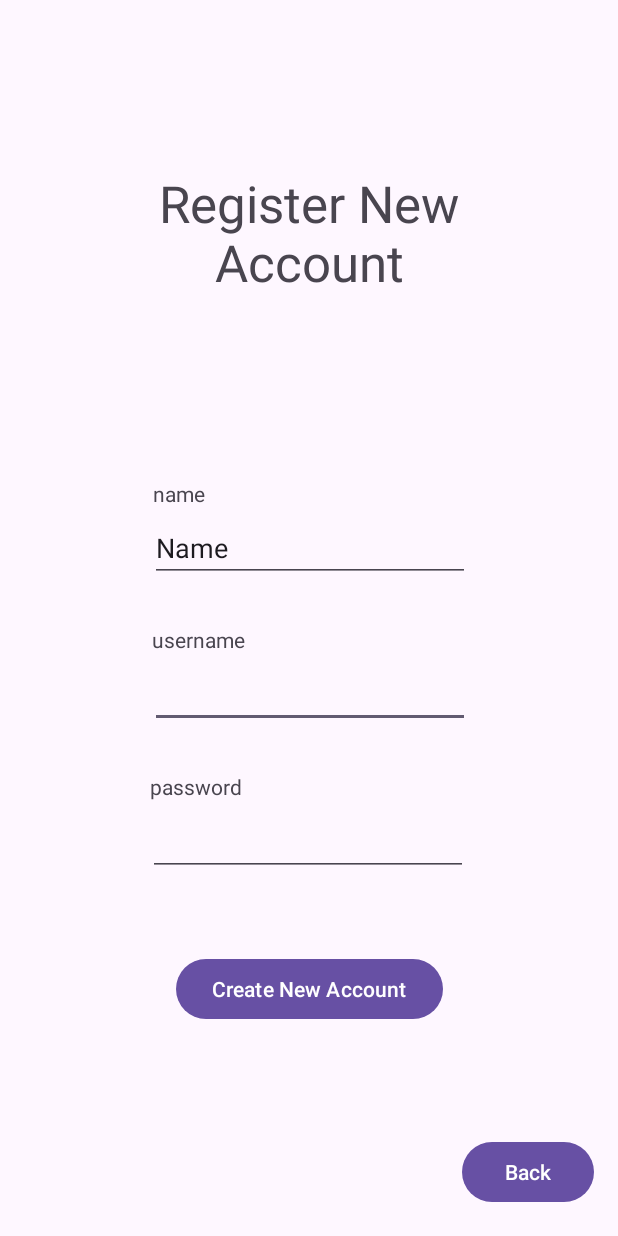
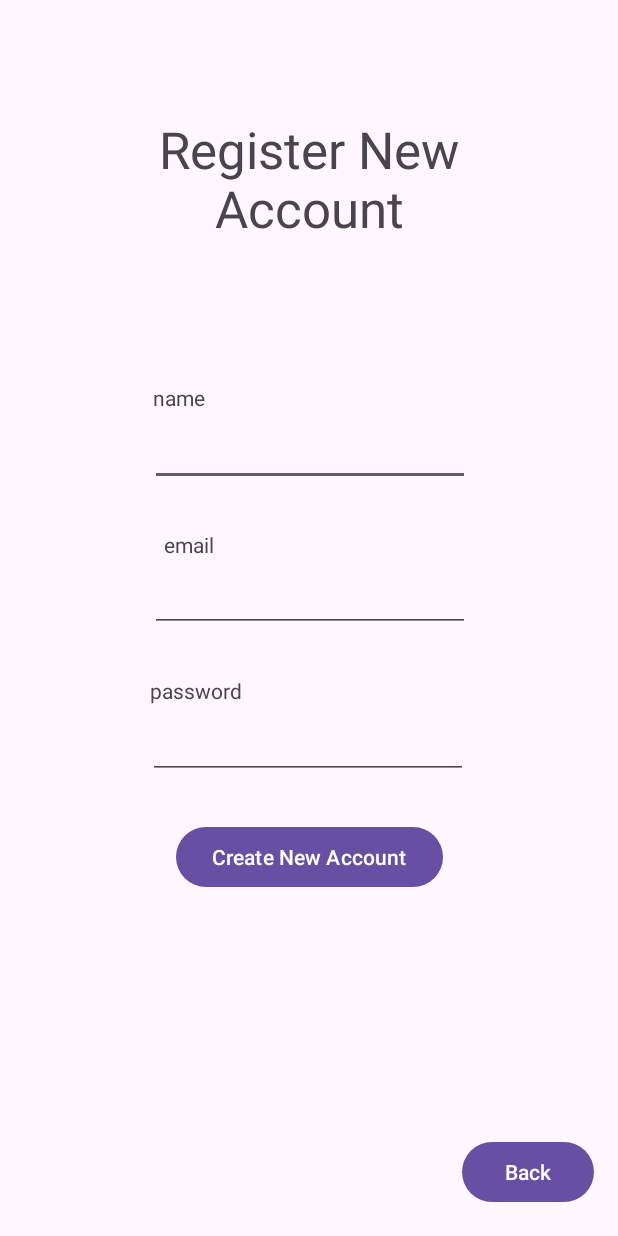
Before and after one commit to l89umbc/AGA, an Android app: the RegisterActivity screen opened directly, with no data from a screen before it, on a phone screen of 412 x 824 dp. Run offline under Robolectric (Android 15) with nearby library versions, the phone set to English and light mode, and no system bars; libraries missing offline, so code that uses them is left out: com.amplifyframework, com.amplifyframework.auth, com.amplifyframework.core.

Commit message:
amplify auth implemented

```diff
--- a/app/src/main/java/com/example/anonymousgradingapplication/RegisterActivity.java
+++ b/app/src/main/java/com/example/anonymousgradingapplication/RegisterActivity.java
@@ -3,13 +3,22 @@ package com.example.anonymousgradingapplication;
 import androidx.appcompat.app.AppCompatActivity;
 
 import android.os.Bundle;
+import android.util.Log;
 import android.view.View;
 import android.widget.Button;
+import android.widget.EditText;
+import android.widget.TextView;
+
+import com.amplifyframework.auth.AuthUserAttributeKey;
+import com.amplifyframework.auth.options.AuthSignUpOptions;
+import com.amplifyframework.core.Amplify;
+
+import org.w3c.dom.Text;
 
 public class RegisterActivity extends AppCompatActivity {
-
-    private Button backButton;
-    private Button createButton;
+    private Button createButton, confirmButton, backButton;
+    private EditText nameText, emailText, passText, codeText;
+    private TextView codeLabel;
 
     @Override
     protected void onCreate(Bundle savedInstanceState) {
@@ -18,10 +27,55 @@ public class RegisterActivity extends AppCompatActivity {
 
         backButton = (Button) findViewById(R.id.backRegisterButton);
         createButton = (Button) findViewById(R.id.buttonCreateAccount);
+        confirmButton = (Button) findViewById(R.id.buttonConfirmRegister);
+        nameText = (EditText) findViewById(R.id.editTextRegisterName);
+        emailText = (EditText) findViewById(R.id.editTextRegisterUsername);
+        passText = (EditText) findViewById(R.id.editTextRegisterPassword);
+        codeText = (EditText) findViewById(R.id.editTextConfirmCode);
+        codeLabel = (TextView) findViewById(R.id.confirmationCodeLabel);
 
         createButton.setOnClickListener(new View.OnClickListener() {
             @Override
             public void onClick(View v) {
+                if(passText.getText().toString().trim().length() == 0 || emailText.getText().toString().trim().length() == 0)
+                {
+                    return;
+                }
+
+                AuthSignUpOptions options = AuthSignUpOptions.builder()
+                        .userAttribute(AuthUserAttributeKey.email(), emailText.getText().toString())
+                        .build();
+
+                Amplify.Auth.signUp(
+                        emailText.getText().toString(),
+                        passText.getText().toString(),
+                        options, result->{
+                            Log.i("AmplifyRegister", "Result:" + result.toString());
+                            Log.i("AmplifyRegister", "User: " + emailText.getText().toString() +
+                                    " Pass: " + passText.getText().toString());
+                            }
+                        ,
+                        error -> Log.e("AmplifyRegister", "Result" + error.toString())
+                );
+                codeText.setVisibility(View.VISIBLE);
+                codeLabel.setVisibility(View.VISIBLE);
+                confirmButton.setVisibility(View.VISIBLE);
+            }
+        });
+
+        confirmButton.setOnClickListener(new View.OnClickListener() {
+            @Override
+            public void onClick(View v) {
+
+                if(codeText.getText().toString().trim().length() == 0 || emailText.getText().toString().trim().length() == 0)
+                {
+                    return;
+                }
+                Amplify.Auth.confirmSignUp(emailText.getText().toString(),
+                        codeText.getText().toString(),
+                        result -> Log.i("AmplifyRegister", "Result: " + result.toString()),
+                        error -> Log.e("AmplifyRegister", "Result" + error.toString()));
+
                 finish();
             }
         });
--- a/app/src/main/res/layout/activity_login.xml
+++ b/app/src/main/res/layout/activity_login.xml
@@ -20,7 +20,7 @@
         app:layout_constraintVertical_bias="0.163" />
 
     <EditText
-        android:id="@+id/editTextUsername"
+        android:id="@+id/editTextLoginUsername"
         android:layout_width="wrap_content"
         android:layout_height="wrap_content"
         android:ems="10"
@@ -31,7 +31,7 @@
         app:layout_constraintTop_toTopOf="parent" />
 
     <EditText
-        android:id="@+id/editTextPassword"
+        android:id="@+id/editTextLoginPassword"
         android:layout_width="wrap_content"
         android:layout_height="wrap_content"
         android:ems="10"
--- a/app/src/main/res/layout/activity_register.xml
+++ b/app/src/main/res/layout/activity_register.xml
@@ -17,10 +17,21 @@
         app:layout_constraintEnd_toEndOf="parent"
         app:layout_constraintStart_toStartOf="parent"
         app:layout_constraintTop_toTopOf="parent"
-        app:layout_constraintVertical_bias="0.163" />
+        app:layout_constraintVertical_bias="0.111" />
+
+    <Button
+        android:id="@+id/buttonCreateAccount"
+        android:layout_width="wrap_content"
+        android:layout_height="wrap_content"
+        android:text="Create New Account"
+        app:layout_constraintBottom_toBottomOf="parent"
+        app:layout_constraintEnd_toEndOf="parent"
+        app:layout_constraintStart_toStartOf="parent"
+        app:layout_constraintTop_toTopOf="parent"
+        app:layout_constraintVertical_bias="0.705" />
 
     <EditText
-        android:id="@+id/editTextUsername"
+        android:id="@+id/editTextRegisterName"
         android:layout_width="wrap_content"
         android:layout_height="wrap_content"
         android:ems="10"
@@ -30,32 +41,32 @@
         app:layout_constraintHorizontal_bias="0.502"
         app:layout_constraintStart_toStartOf="parent"
         app:layout_constraintTop_toTopOf="parent"
-        app:layout_constraintVertical_bias="0.565" />
+        app:layout_constraintVertical_bias="0.358" />
 
     <TextView
-        android:id="@+id/userLabel"
+        android:id="@+id/nameLabel"
         android:layout_width="wrap_content"
         android:layout_height="wrap_content"
-        android:text="username"
+        android:text="name"
         app:layout_constraintBottom_toBottomOf="parent"
         app:layout_constraintEnd_toEndOf="parent"
-        app:layout_constraintHorizontal_bias="0.289"
+        app:layout_constraintHorizontal_bias="0.271"
         app:layout_constraintStart_toStartOf="parent"
         app:layout_constraintTop_toTopOf="parent"
-        app:layout_constraintVertical_bias="0.518" />
+        app:layout_constraintVertical_bias="0.317" />
 
     <EditText
-        android:id="@+id/editTextPassword"
+        android:id="@+id/editTextRegisterUsername"
         android:layout_width="wrap_content"
         android:layout_height="wrap_content"
         android:ems="10"
-        android:inputType="textPassword"
+        android:inputType="textEmailAddress"
         app:layout_constraintBottom_toBottomOf="parent"
         app:layout_constraintEnd_toEndOf="parent"
-        app:layout_constraintHorizontal_bias="0.497"
+        app:layout_constraintHorizontal_bias="0.502"
         app:layout_constraintStart_toStartOf="parent"
         app:layout_constraintTop_toTopOf="parent"
-        app:layout_constraintVertical_bias="0.692" />
+        app:layout_constraintVertical_bias="0.483" />
 
     <TextView
         android:id="@+id/passwordLabel"
@@ -67,44 +78,32 @@
         app:layout_constraintHorizontal_bias="0.286"
         app:layout_constraintStart_toStartOf="parent"
         app:layout_constraintTop_toTopOf="parent"
-        app:layout_constraintVertical_bias="0.64" />
-
-    <Button
-        android:id="@+id/buttonCreateAccount"
-        android:layout_width="wrap_content"
-        android:layout_height="wrap_content"
-        android:text="Create New Account"
-        app:layout_constraintBottom_toBottomOf="parent"
-        app:layout_constraintEnd_toEndOf="parent"
-        app:layout_constraintStart_toStartOf="parent"
-        app:layout_constraintTop_toTopOf="parent"
-        app:layout_constraintVertical_bias="0.819" />
+        app:layout_constraintVertical_bias="0.56" />
 
     <EditText
-        android:id="@+id/editTextName"
+        android:id="@+id/editTextRegisterPassword"
         android:layout_width="wrap_content"
         android:layout_height="wrap_content"
         android:ems="10"
-        android:inputType="text"
-        android:text="Name"
+        android:inputType="textPassword"
         app:layout_constraintBottom_toBottomOf="parent"
         app:layout_constraintEnd_toEndOf="parent"
-        app:layout_constraintHorizontal_bias="0.502"
+        app:layout_constraintHorizontal_bias="0.497"
         app:layout_constraintStart_toStartOf="parent"
         app:layout_constraintTop_toTopOf="parent"
-        app:layout_constraintVertical_bias="0.44" />
+        app:layout_constraintVertical_bias="0.609" />
 
     <TextView
-        android:id="@+id/nameLabel"
+        android:id="@+id/userLabel"
         android:layout_width="wrap_content"
         android:layout_height="wrap_content"
-        android:text="name"
+        android:text="email"
         app:layout_constraintBottom_toBottomOf="parent"
         app:layout_constraintEnd_toEndOf="parent"
-        app:layout_constraintHorizontal_bias="0.27"
+        app:layout_constraintHorizontal_bias="0.289"
         app:layout_constraintStart_toStartOf="parent"
         app:layout_constraintTop_toTopOf="parent"
-        app:layout_constraintVertical_bias="0.397" />
+        app:layout_constraintVertical_bias="0.439" />
 
     <Button
         android:id="@+id/backRegisterButton"
@@ -118,4 +117,48 @@
         app:layout_constraintTop_toTopOf="parent"
         app:layout_constraintVertical_bias="0.976" />
 
+    <Button
+        android:visibility="invisible"
+        android:id="@+id/buttonConfirmRegister"
+        android:layout_width="wrap_content"
+        android:layout_height="wrap_content"
+        android:layout_marginStart="160dp"
+        android:layout_marginTop="130dp"
+        android:layout_marginEnd="57dp"
+        android:layout_marginBottom="23dp"
+        android:text="Confirm"
+        app:layout_constraintBottom_toBottomOf="parent"
+        app:layout_constraintEnd_toStartOf="@+id/backRegisterButton"
+        app:layout_constraintHorizontal_bias="1.0"
+        app:layout_constraintStart_toStartOf="parent"
+        app:layout_constraintTop_toBottomOf="@+id/buttonCreateAccount"
+        app:layout_constraintVertical_bias="0.0" />
+
+    <EditText
+        android:visibility="invisible"
+        android:id="@+id/editTextConfirmCode"
+        android:layout_width="wrap_content"
+        android:layout_height="wrap_content"
+        android:layout_marginStart="100dp"
+        android:layout_marginTop="50dp"
+        android:layout_marginEnd="101dp"
+        android:layout_marginBottom="35dp"
+        android:ems="10"
+        android:inputType="number"
+        app:layout_constraintBottom_toTopOf="@+id/buttonConfirmRegister"
+        app:layout_constraintEnd_toEndOf="parent"
+        app:layout_constraintHorizontal_bias="0.0"
+        app:layout_constraintStart_toStartOf="parent"
+        app:layout_constraintTop_toBottomOf="@+id/buttonCreateAccount"
+        app:layout_constraintVertical_bias="1.0" />
+
+    <TextView
+        android:visibility="invisible"
+        android:id="@+id/confirmationCodeLabel"
+        android:layout_width="wrap_content"
+        android:layout_height="wrap_content"
+        android:text="confirmation code"
+        tools:layout_editor_absoluteX="98dp"
+        tools:layout_editor_absoluteY="558dp" />
+
 </androidx.constraintlayout.widget.ConstraintLayout>
```
Also changed, not shown: app/src/main/java/com/example/anonymousgradingapplication/LoginActivity.java (+24 -4 lines), 5 other files.
